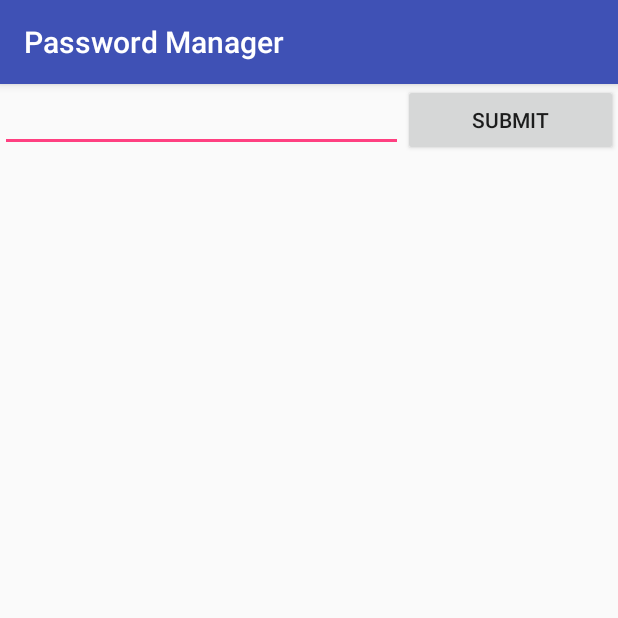
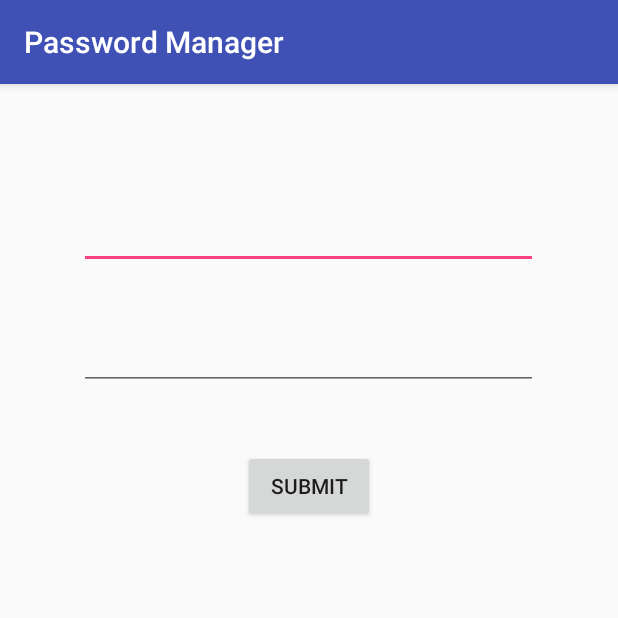
Before and after one commit to PrasunPK/password_manager, an Android app: the screen it shows after launch (MainActivity), on a phone screen of 412 x 824 dp, the top half of it. Run offline under Robolectric (Android 15) with nearby library versions, the phone set to English and light mode, and no system bars.

Commit message:
Consider key-value pair to be passed

```diff
--- a/app/src/main/java/me/opens/password_manager/MainActivity.java
+++ b/app/src/main/java/me/opens/password_manager/MainActivity.java
@@ -21,8 +21,13 @@ public class MainActivity extends AppCompatActivity {
      */
     public void sendMessage(View view) {
         Intent intent = new Intent(this, DisplayMessageActivity.class);
-        EditText editText = (EditText) findViewById(R.id.editText);
-        String message = editText.getText().toString();
+        EditText key = (EditText) findViewById(R.id.key);
+        EditText value = (EditText) findViewById(R.id.value);
+
+        String messageKey = key.getText().toString();
+        String messageValue = value.getText().toString();
+        String message = String.format("%s - %s", messageKey, messageValue);
+
         intent.putExtra(EXTRA_MESSAGE, message);
         startActivity(intent);
     }
--- a/app/src/main/res/layout/activity_main.xml
+++ b/app/src/main/res/layout/activity_main.xml
@@ -1,20 +1,41 @@
 <?xml version="1.0" encoding="utf-8"?>
-<LinearLayout xmlns:android="http://schemas.android.com/apk/res/android"
+<RelativeLayout xmlns:android="http://schemas.android.com/apk/res/android"
     android:layout_width="match_parent"
     android:layout_height="match_parent">
 
+
     <EditText
-        android:id="@+id/editText"
+        android:id="@+id/key"
+        android:layout_width="306dp"
+        android:layout_height="wrap_content"
+        android:layout_alignParentTop="true"
+        android:layout_centerHorizontal="true"
+        android:layout_marginTop="78dp"
+        android:layout_weight="1"
+        android:ems="10"
+        android:inputType="text" />
+
+
+    <EditText
+        android:id="@+id/value"
         android:layout_width="wrap_content"
         android:layout_height="wrap_content"
+        android:layout_alignEnd="@+id/key"
+        android:layout_alignStart="@+id/key"
+        android:layout_below="@+id/key"
+        android:layout_marginTop="35dp"
         android:layout_weight="1"
         android:ems="10"
-        android:inputType="textPersonName" />
+        android:inputType="text" />
 
     <Button
+        android:id="@+id/button"
         android:layout_width="wrap_content"
         android:layout_height="wrap_content"
+        android:layout_below="@+id/value"
+        android:layout_centerHorizontal="true"
+        android:layout_marginTop="40dp"
         android:layout_weight="1"
-        android:text="Submit"
-        android:onClick="sendMessage"/>
-</LinearLayout>
+        android:onClick="sendMessage"
+        android:text="Submit" />
+</RelativeLayout>
```
